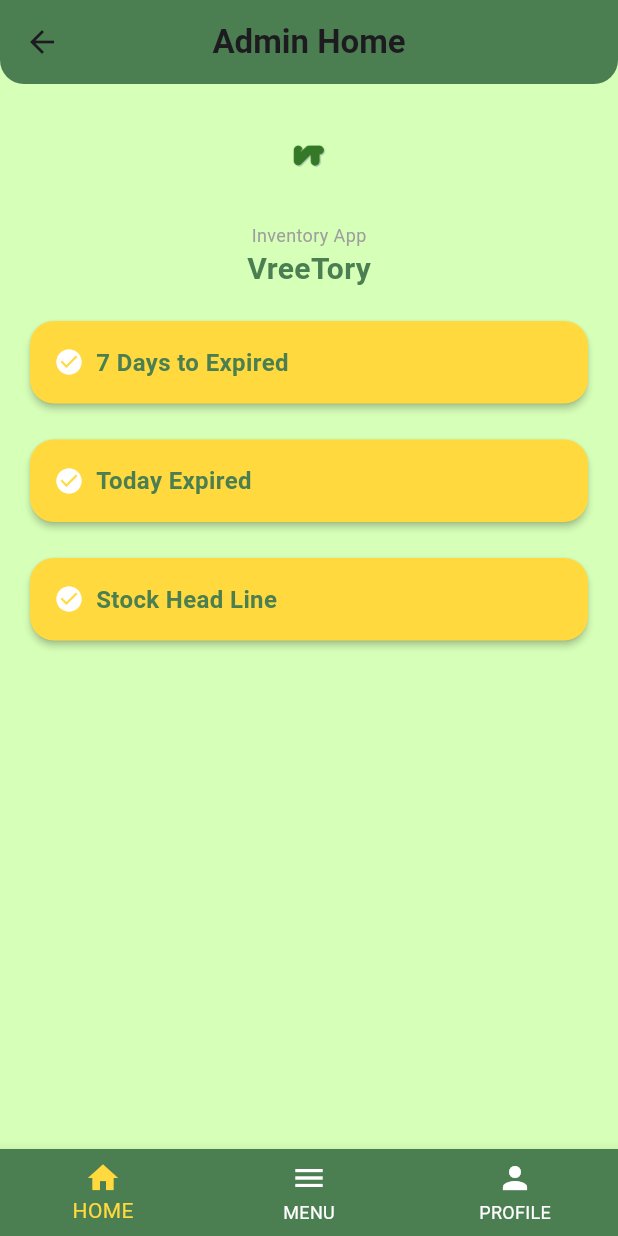
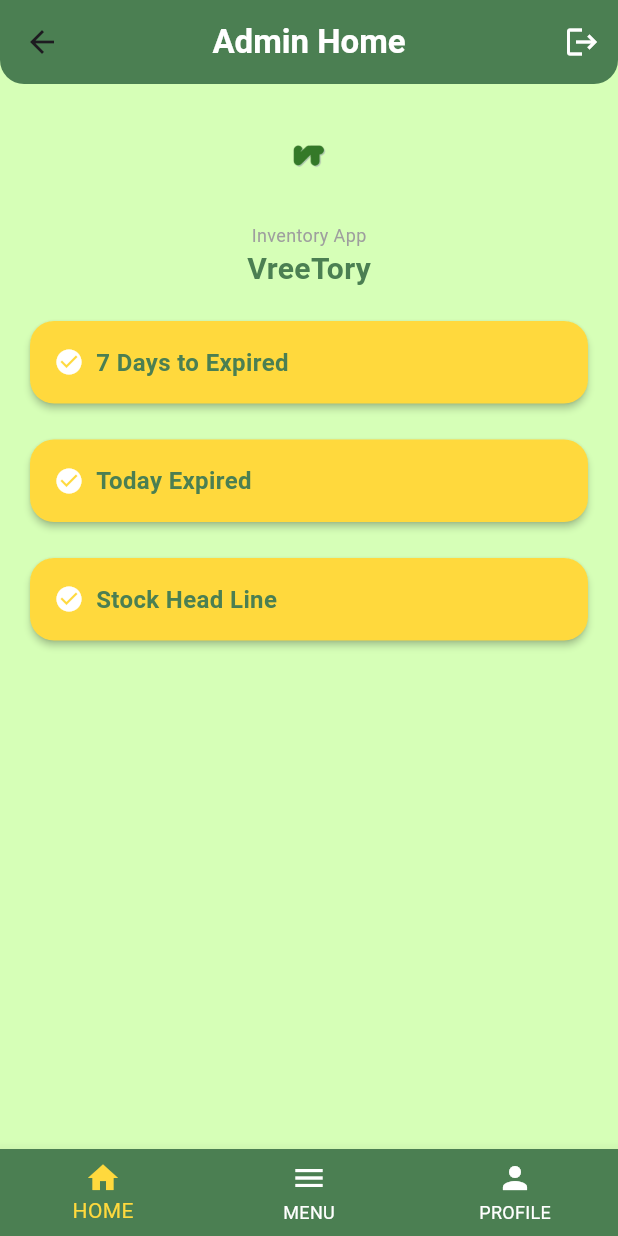
Before and after one commit to ignafransdstn/vreetory_app, a Flutter app: the _HomePageScaffold screen opened directly, on a phone screen of 412 x 824 dp. Run offline on Flutter 3.47's test engine with Material 3 defaults, Android fonts, the phone set to English and light mode, and no system bars; our stand-ins replace cloud_firestore, firebase_auth, firebase_core, flutter_riverpod; accounts and stored records are empty; network calls fail.

Commit message:
commit: Update UI and functionality in authentication pages

```diff
--- a/lib/features/authentication/presentation/pages/admin_home_page.dart
+++ b/lib/features/authentication/presentation/pages/admin_home_page.dart
@@ -1,4 +1,7 @@
 import 'package:flutter/material.dart';
+import 'package:flutter_riverpod/flutter_riverpod.dart';
+import '../providers/auth_provider.dart';
+import 'login_page.dart';
 
 class AdminHomePage extends StatelessWidget {
   const AdminHomePage({super.key});
@@ -9,20 +12,37 @@ class AdminHomePage extends StatelessWidget {
   }
 }
 
-class _HomePageScaffold extends StatelessWidget {
+class _HomePageScaffold extends ConsumerWidget {
   final String userType;
   const _HomePageScaffold({required this.userType});
 
   @override
-  Widget build(BuildContext context) {
+  Widget build(BuildContext context, WidgetRef ref) {
     return Scaffold(
       backgroundColor: const Color(0xFFD6FFB7),
-      // Using a custom app bar with rounded corners
       appBar: AppBar(
         title: Text(
           '$userType Home',
-          style: const TextStyle(fontWeight: FontWeight.bold),
+          style: const TextStyle(
+            fontWeight: FontWeight.bold,
+            color: Colors.white,
+          ),
         ),
+        actions: [
+          IconButton(
+            icon: const Icon(Icons.logout, color: Colors.white),
+            tooltip: 'Logout',
+            onPressed: () async {
+              await ref.read(authProvider.notifier).signOut();
+              if (context.mounted) {
+                Navigator.of(context).pushAndRemoveUntil(
+                  MaterialPageRoute(builder: (_) => const LoginPage()),
+                  (route) => false,
+                );
+              }
+            },
+          ),
+        ],
         shape: const RoundedRectangleBorder(
           borderRadius: BorderRadius.vertical(bottom: Radius.circular(16)),
         ),
```
Also changed, not shown: lib/features/authentication/presentation/pages/login_page.dart (+7 -5 lines), lib/features/authentication/presentation/pages/user_home_page.dart (+24 -3 lines).
